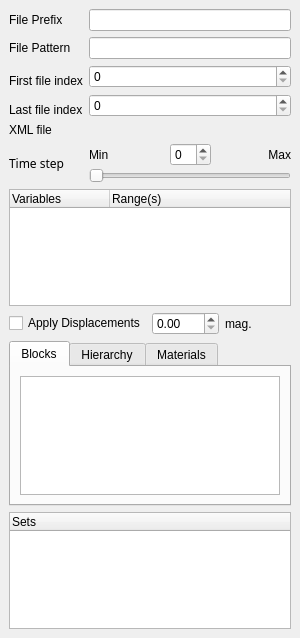
Before: the Qt Designer form Qt/Components/Resources/UI/pqExodusPanel.ui in wildmichael/ParaView3-enhancements-old, drawn with Qt 5.
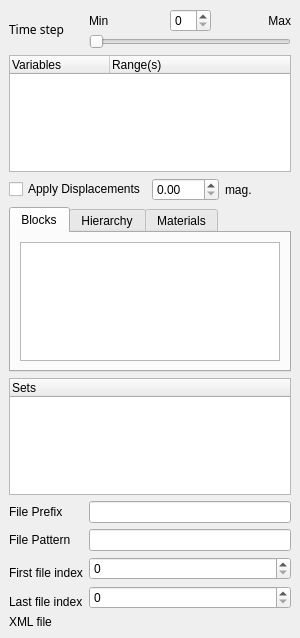
After: the same form once the commit is applied. Custom widgets are drawn as their Qt base class.

Commit message: BUG: Fixes BUG #4177. File index/pattern/xml file/prefix are now moved to the end of the panel.

Diff of the .ui file:
```diff
--- a/Qt/Components/Resources/UI/pqExodusPanel.ui
+++ b/Qt/Components/Resources/UI/pqExodusPanel.ui
@@ -30,7 +30,138 @@
    <property name="spacing" >
     <number>6</number>
    </property>
-   <item row="6" column="1" >
+   <item row="10" column="1" >
+    <widget class="pqFileChooserWidget" name="XMLFileName" >
+     <property name="sizePolicy" >
+      <sizepolicy>
+       <hsizetype>7</hsizetype>
+       <vsizetype>0</vsizetype>
+       <horstretch>0</horstretch>
+       <verstretch>0</verstretch>
+      </sizepolicy>
+     </property>
+    </widget>
+   </item>
+   <item row="5" column="1" >
+    <widget class="QLineEdit" name="FilePrefix" >
+     <property name="sizePolicy" >
+      <sizepolicy>
+       <hsizetype>7</hsizetype>
+       <vsizetype>0</vsizetype>
+       <horstretch>0</horstretch>
+       <verstretch>0</verstretch>
+      </sizepolicy>
+     </property>
+    </widget>
+   </item>
+   <item rowspan="2" row="8" column="1" >
+    <widget class="QSpinBox" name="FileRange_1" >
+     <property name="sizePolicy" >
+      <sizepolicy>
+       <hsizetype>7</hsizetype>
+       <vsizetype>0</vsizetype>
+       <horstretch>0</horstretch>
+       <verstretch>0</verstretch>
+      </sizepolicy>
+     </property>
+    </widget>
+   </item>
+   <item row="10" column="0" >
+    <widget class="QLabel" name="label_4" >
+     <property name="sizePolicy" >
+      <sizepolicy>
+       <hsizetype>5</hsizetype>
+       <vsizetype>5</vsizetype>
+       <horstretch>0</horstretch>
+       <verstretch>0</verstretch>
+      </sizepolicy>
+     </property>
+     <property name="text" >
+      <string>XML file</string>
+     </property>
+     <property name="wordWrap" >
+      <bool>true</bool>
+     </property>
+    </widget>
+   </item>
+   <item row="7" column="1" >
+    <widget class="QSpinBox" name="FileRange_0" >
+     <property name="sizePolicy" >
+      <sizepolicy>
+       <hsizetype>7</hsizetype>
+       <vsizetype>0</vsizetype>
+       <horstretch>0</horstretch>
+       <verstretch>0</verstretch>
+      </sizepolicy>
+     </property>
+    </widget>
+   </item>
+   <item rowspan="2" row="7" column="0" >
+    <widget class="QLabel" name="label_3" >
+     <property name="sizePolicy" >
+      <sizepolicy>
+       <hsizetype>5</hsizetype>
+       <vsizetype>5</vsizetype>
+       <horstretch>0</horstretch>
+       <verstretch>0</verstretch>
+      </sizepolicy>
+     </property>
+     <property name="text" >
+      <string>First file index</string>
+     </property>
+     <property name="wordWrap" >
+      <bool>true</bool>
+     </property>
+    </widget>
+   </item>
+   <item row="9" column="0" >
+    <widget class="QLabel" name="label" >
+     <property name="sizePolicy" >
+      <sizepolicy>
+       <hsizetype>5</hsizetype>
+       <vsizetype>5</vsizetype>
+       <horstretch>0</horstretch>
+       <verstretch>0</verstretch>
+      </sizepolicy>
+     </property>
+     <property name="text" >
+      <string>Last file index</string>
+     </property>
+     <property name="wordWrap" >
+      <bool>true</bool>
+     </property>
+    </widget>
+   </item>
+   <item row="0" column="0" >
+    <widget class="QLabel" name="label_2" >
+     <property name="sizePolicy" >
+      <sizepolicy>
+       <hsizetype>5</hsizetype>
+       <vsizetype>5</vsizetype>
+       <horstretch>0</horstretch>
+       <verstretch>0</verstretch>
+      </sizepolicy>
+     </property>
+     <property name="font" >
+      <font>
+       <family>Sans Serif</family>
+       <pointsize>9</pointsize>
+       <weight>50</weight>
+       <italic>false</italic>
+       <bold>false</bold>
+       <underline>false</underline>
+       <strikeout>false</strikeout>
+      </font>
+     </property>
+     <property name="text" >
+      <string>Time step</string>
+     </property>
+     <property name="wordWrap" >
+      <bool>true</bool>
+     </property>
+    </widget>
+   </item>
+   <item row="0" column="1" >
     <layout class="QGridLayout" >
      <property name="margin" >
       <number>0</number>
@@ -83,174 +214,7 @@
      </item>
     </layout>
    </item>
-   <item row="6" column="0" >
-    <widget class="QLabel" name="label_2" >
-     <property name="sizePolicy" >
-      <sizepolicy>
-       <hsizetype>5</hsizetype>
-       <vsizetype>5</vsizetype>
-       <horstretch>0</horstretch>
-       <verstretch>0</verstretch>
-      </sizepolicy>
-     </property>
-     <property name="font" >
-      <font>
-       <family>Sans Serif</family>
-       <pointsize>9</pointsize>
-       <weight>50</weight>
-       <italic>false</italic>
-       <bold>false</bold>
-       <underline>false</underline>
-       <strikeout>false</strikeout>
-      </font>
-     </property>
-     <property name="text" >
-      <string>Time step</string>
-     </property>
-     <property name="wordWrap" >
-      <bool>true</bool>
-     </property>
-    </widget>
-   </item>
-   <item row="5" column="0" >
-    <widget class="QLabel" name="label_4" >
-     <property name="sizePolicy" >
-      <sizepolicy>
-       <hsizetype>5</hsizetype>
-       <vsizetype>5</vsizetype>
-       <horstretch>0</horstretch>
-       <verstretch>0</verstretch>
-      </sizepolicy>
-     </property>
-     <property name="text" >
-      <string>XML file</string>
-     </property>
-     <property name="wordWrap" >
-      <bool>true</bool>
-     </property>
-    </widget>
-   </item>
-   <item row="1" column="0" >
-    <widget class="QLabel" name="label_6" >
-     <property name="sizePolicy" >
-      <sizepolicy>
-       <hsizetype>5</hsizetype>
-       <vsizetype>5</vsizetype>
-       <horstretch>0</horstretch>
-       <verstretch>0</verstretch>
-      </sizepolicy>
-     </property>
-     <property name="text" >
-      <string>File Pattern</string>
-     </property>
-     <property name="wordWrap" >
-      <bool>true</bool>
-     </property>
-    </widget>
-   </item>
-   <item rowspan="2" row="2" column="0" >
-    <widget class="QLabel" name="label_3" >
-     <property name="sizePolicy" >
-      <sizepolicy>
-       <hsizetype>5</hsizetype>
-       <vsizetype>5</vsizetype>
-       <horstretch>0</horstretch>
-       <verstretch>0</verstretch>
-      </sizepolicy>
-     </property>
-     <property name="text" >
-      <string>First file index</string>
-     </property>
-     <property name="wordWrap" >
-      <bool>true</bool>
-     </property>
-    </widget>
-   </item>
-   <item row="1" column="1" >
-    <widget class="QLineEdit" name="FilePattern" >
-     <property name="sizePolicy" >
-      <sizepolicy>
-       <hsizetype>7</hsizetype>
-       <vsizetype>0</vsizetype>
-       <horstretch>0</horstretch>
-       <verstretch>0</verstretch>
-      </sizepolicy>
-     </property>
-    </widget>
-   </item>
-   <item rowspan="2" row="3" column="1" >
-    <widget class="QSpinBox" name="FileRange_1" >
-     <property name="sizePolicy" >
-      <sizepolicy>
-       <hsizetype>7</hsizetype>
-       <vsizetype>0</vsizetype>
-       <horstretch>0</horstretch>
-       <verstretch>0</verstretch>
-      </sizepolicy>
-     </property>
-    </widget>
-   </item>
-   <item row="2" column="1" >
-    <widget class="QSpinBox" name="FileRange_0" >
-     <property name="sizePolicy" >
-      <sizepolicy>
-       <hsizetype>7</hsizetype>
-       <vsizetype>0</vsizetype>
-       <horstretch>0</horstretch>
-       <verstretch>0</verstretch>
-      </sizepolicy>
-     </property>
-    </widget>
-   </item>
-   <item row="0" column="0" >
-    <widget class="QLabel" name="label_7" >
-     <property name="sizePolicy" >
-      <sizepolicy>
-       <hsizetype>5</hsizetype>
-       <vsizetype>5</vsizetype>
-       <horstretch>0</horstretch>
-       <verstretch>0</verstretch>
-      </sizepolicy>
-     </property>
-     <property name="text" >
-      <string>File Prefix</string>
-     </property>
-     <property name="wordWrap" >
-      <bool>true</bool>
-     </property>
-    </widget>
-   </item>
-   <item row="4" column="0" >
-    <widget class="QLabel" name="label" >
-     <property name="sizePolicy" >
-      <sizepolicy>
-       <hsizetype>5</hsizetype>
-       <vsizetype>5</vsizetype>
-       <horstretch>0</horstretch>
-       <verstretch>0</verstretch>
-      </sizepolicy>
-     </property>
-     <property name="text" >
-      <string>Last file index</string>
-     </property>
-     <property name="wordWrap" >
-      <bool>true</bool>
-     </property>
-    </widget>
-   </item>
-   <item row="0" column="1" >
-    <widget class="QLineEdit" name="FilePrefix" >
-     <property name="sizePolicy" >
-      <sizepolicy>
-       <hsizetype>7</hsizetype>
-       <vsizetype>0</vsizetype>
-       <horstretch>0</horstretch>
-       <verstretch>0</verstretch>
-      </sizepolicy>
-     </property>
-    </widget>
-   </item>
-   <item row="10" column="0" colspan="2" >
+   <item row="4" column="0" colspan="2" >
     <widget class="QTreeWidget" name="Sets" >
      <property name="minimumSize" >
       <size>
@@ -268,7 +232,7 @@
      </column>
     </widget>
    </item>
-   <item row="9" column="0" colspan="2" >
+   <item row="3" column="0" colspan="2" >
     <widget class="QTabWidget" name="DisplayType" >
      <property name="currentIndex" >
       <number>0</number>
@@ -330,7 +294,7 @@
      </widget>
     </widget>
    </item>
-   <item row="8" column="0" colspan="2" >
+   <item row="2" column="0" colspan="2" >
     <layout class="QHBoxLayout" >
      <property name="margin" >
       <number>0</number>
@@ -360,7 +324,7 @@
      </item>
     </layout>
    </item>
-   <item row="7" column="0" colspan="2" >
+   <item row="1" column="0" colspan="2" >
     <widget class="QTreeWidget" name="Variables" >
      <property name="minimumSize" >
       <size>
@@ -383,8 +347,26 @@
      </column>
     </widget>
    </item>
-   <item row="5" column="1" >
-    <widget class="pqFileChooserWidget" name="XMLFileName" >
+   <item row="5" column="0" >
+    <widget class="QLabel" name="label_7" >
+     <property name="sizePolicy" >
+      <sizepolicy>
+       <hsizetype>5</hsizetype>
+       <vsizetype>5</vsizetype>
+       <horstretch>0</horstretch>
+       <verstretch>0</verstretch>
+      </sizepolicy>
+     </property>
+     <property name="text" >
+      <string>File Prefix</string>
+     </property>
+     <property name="wordWrap" >
+      <bool>true</bool>
+     </property>
+    </widget>
+   </item>
+   <item row="6" column="1" >
+    <widget class="QLineEdit" name="FilePattern" >
      <property name="sizePolicy" >
       <sizepolicy>
        <hsizetype>7</hsizetype>
@@ -395,6 +377,24 @@
      </property>
     </widget>
    </item>
+   <item row="6" column="0" >
+    <widget class="QLabel" name="label_6" >
+     <property name="sizePolicy" >
+      <sizepolicy>
+       <hsizetype>5</hsizetype>
+       <vsizetype>5</vsizetype>
+       <horstretch>0</horstretch>
+       <verstretch>0</verstretch>
+      </sizepolicy>
+     </property>
+     <property name="text" >
+      <string>File Pattern</string>
+     </property>
+     <property name="wordWrap" >
+      <bool>true</bool>
+     </property>
+    </widget>
+   </item>
   </layout>
  </widget>
  <pixmapfunction></pixmapfunction>
```
